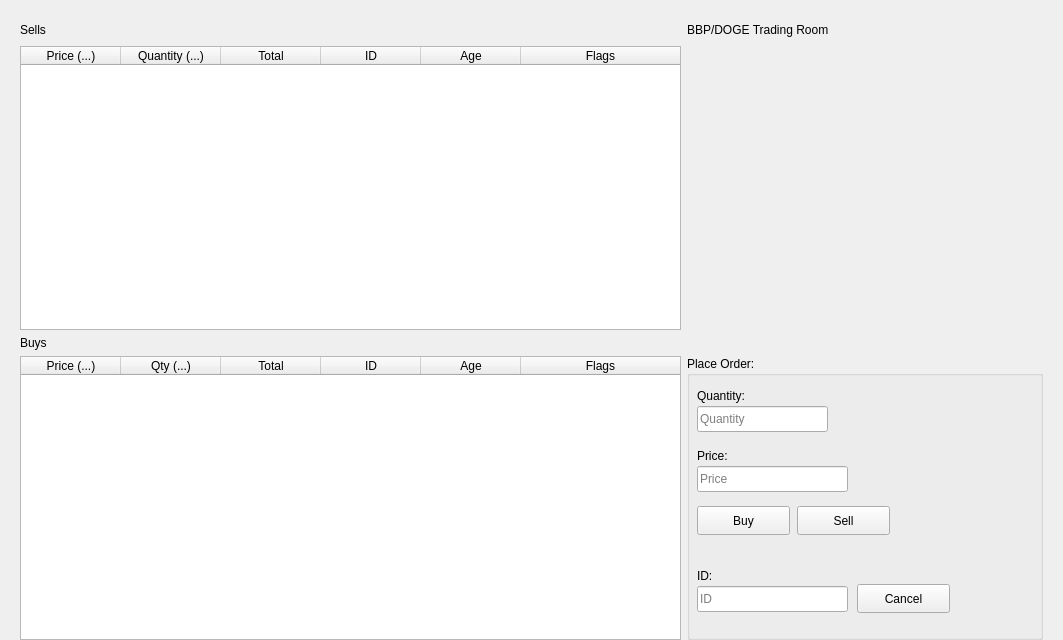
biblepay/biblepay, file src/qt/forms/exchange.ui: the form before one commit.
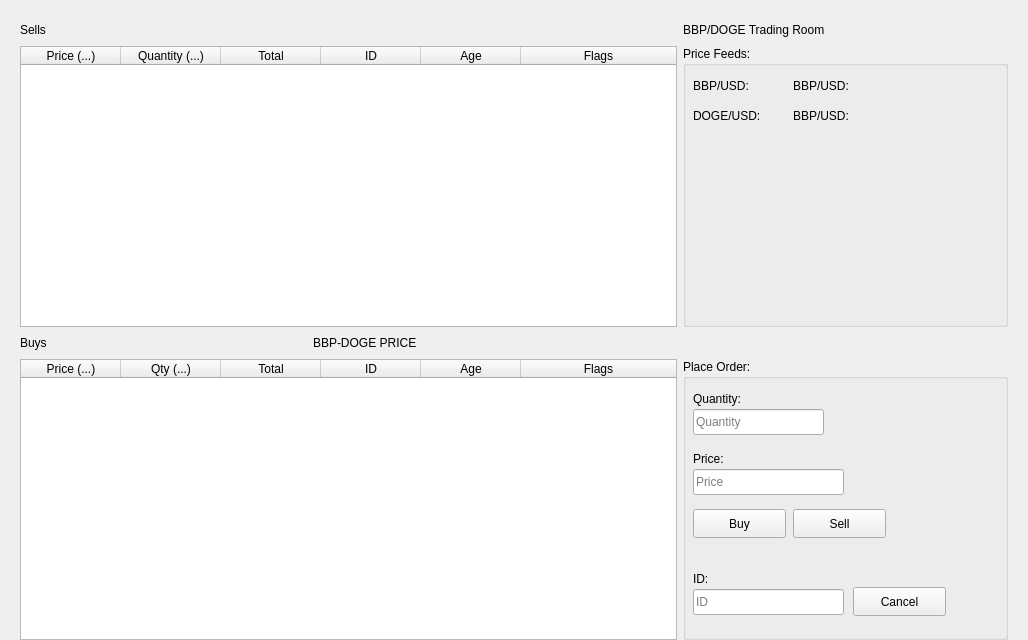
The form after the commit.

```diff
--- a/src/qt/forms/exchange.ui
+++ b/src/qt/forms/exchange.ui
@@ -6,7 +6,7 @@
    <rect>
     <x>0</x>
     <y>0</y>
-    <width>1063</width>
+    <width>1028</width>
     <height>640</height>
    </rect>
   </property>
@@ -46,53 +46,6 @@
      </item>
      <item>
       <layout class="QGridLayout" name="gridLayout_3">
-       <item row="0" column="0">
-        <layout class="QHBoxLayout" name="horizontalLayout_4">
-         <property name="bottomMargin">
-          <number>0</number>
-         </property>
-         <item>
-          <widget class="QLabel" name="lblSellBanner">
-           <property name="text">
-            <string>Sells</string>
-           </property>
-          </widget>
-         </item>
-         <item>
-          <spacer name="horizontalSpacer_4">
-           <property name="orientation">
-            <enum>Qt::Orientation::Horizontal</enum>
-           </property>
-           <property name="sizeHint" stdset="0">
-            <size>
-             <width>10</width>
-             <height>20</height>
-            </size>
-           </property>
-          </spacer>
-         </item>
-        </layout>
-       </item>
-       <item row="0" column="1">
-        <widget class="QLabel" name="lblRoomNameRight">
-         <property name="text">
-          <string>BBP/DOGE Trading Room</string>
-         </property>
-        </widget>
-       </item>
-       <item row="5" column="0" colspan="2">
-        <widget class="QLabel" name="lblBuyBanner">
-         <property name="sizePolicy">
-          <sizepolicy hsizetype="Preferred" vsizetype="Preferred">
-           <horstretch>0</horstretch>
-           <verstretch>0</verstretch>
-          </sizepolicy>
-         </property>
-         <property name="text">
-          <string>Buys</string>
-         </property>
-        </widget>
-       </item>
        <item row="9" column="1">
         <widget class="QGroupBox" name="groupBox">
          <property name="sizePolicy">
@@ -232,111 +185,7 @@
          </widget>
         </widget>
        </item>
-       <item row="1" column="0">
-        <widget class="QTableWidget" name="tableSell">
-         <property name="editTriggers">
-          <set>QAbstractItemView::EditTrigger::NoEditTriggers</set>
-         </property>
-         <property name="alternatingRowColors">
-          <bool>true</bool>
-         </property>
-         <property name="selectionMode">
-          <enum>QAbstractItemView::SelectionMode::SingleSelection</enum>
-         </property>
-         <property name="selectionBehavior">
-          <enum>QAbstractItemView::SelectionBehavior::SelectRows</enum>
-         </property>
-         <property name="sortingEnabled">
-          <bool>true</bool>
-         </property>
-         <attribute name="horizontalHeaderStretchLastSection">
-          <bool>true</bool>
-         </attribute>
-         <column>
-          <property name="text">
-           <string>Price (...)</string>
-          </property>
-         </column>
-         <column>
-          <property name="text">
-           <string>Quantity (...)</string>
-          </property>
-         </column>
-         <column>
-          <property name="text">
-           <string>Total</string>
-          </property>
-         </column>
-         <column>
-          <property name="text">
-           <string>ID</string>
-          </property>
-         </column>
-         <column>
-          <property name="text">
-           <string>Age</string>
-          </property>
-         </column>
-         <column>
-          <property name="text">
-           <string>Flags</string>
-          </property>
-         </column>
-        </widget>
-       </item>
-       <item row="9" column="0">
-        <widget class="QTableWidget" name="tableBuy">
-         <property name="editTriggers">
-          <set>QAbstractItemView::EditTrigger::NoEditTriggers</set>
-         </property>
-         <property name="alternatingRowColors">
-          <bool>true</bool>
-         </property>
-         <property name="selectionMode">
-          <enum>QAbstractItemView::SelectionMode::SingleSelection</enum>
-         </property>
-         <property name="selectionBehavior">
-          <enum>QAbstractItemView::SelectionBehavior::SelectRows</enum>
-         </property>
-         <property name="sortingEnabled">
-          <bool>true</bool>
-         </property>
-         <attribute name="horizontalHeaderStretchLastSection">
-          <bool>true</bool>
-         </attribute>
-         <column>
-          <property name="text">
-           <string>Price (...)</string>
-          </property>
-         </column>
-         <column>
-          <property name="text">
-           <string>Qty (...)</string>
-          </property>
-         </column>
-         <column>
-          <property name="text">
-           <string>Total</string>
-          </property>
-         </column>
-         <column>
-          <property name="text">
-           <string>ID</string>
-          </property>
-         </column>
-         <column>
-          <property name="text">
-           <string>Age</string>
-          </property>
-         </column>
-         <column>
-          <property name="text">
-           <string>Flags</string>
-          </property>
-         </column>
-        </widget>
-       </item>
-       <item row="1" column="1">
+       <item row="5" column="1">
         <spacer name="horizontalSpacer">
          <property name="orientation">
           <enum>Qt::Orientation::Horizontal</enum>
@@ -346,12 +195,280 @@
          </property>
          <property name="sizeHint" stdset="0">
           <size>
-           <width>356</width>
+           <width>325</width>
            <height>20</height>
           </size>
          </property>
         </spacer>
        </item>
+       <item row="1" column="1">
+        <widget class="QGroupBox" name="groupBox">
+         <property name="sizePolicy">
+          <sizepolicy hsizetype="Preferred" vsizetype="Preferred">
+           <horstretch>0</horstretch>
+           <verstretch>0</verstretch>
+          </sizepolicy>
+         </property>
+         <property name="title">
+          <string>Price Feeds:</string>
+         </property>
+         <widget class="QLabel" name="label">
+          <property name="geometry">
+           <rect>
+            <x>10</x>
+            <y>30</y>
+            <width>81</width>
+            <height>20</height>
+           </rect>
+          </property>
+          <property name="text">
+           <string>BBP/USD:</string>
+          </property>
+         </widget>
+         <widget class="QLabel" name="label_2">
+          <property name="geometry">
+           <rect>
+            <x>10</x>
+            <y>60</y>
+            <width>81</width>
+            <height>20</height>
+           </rect>
+          </property>
+          <property name="text">
+           <string>DOGE/USD:</string>
+          </property>
+         </widget>
+         <widget class="QLabel" name="lblBBPUSD">
+          <property name="geometry">
+           <rect>
+            <x>110</x>
+            <y>30</y>
+            <width>211</width>
+            <height>20</height>
+           </rect>
+          </property>
+          <property name="sizePolicy">
+           <sizepolicy hsizetype="Preferred" vsizetype="Preferred">
+            <horstretch>0</horstretch>
+            <verstretch>0</verstretch>
+           </sizepolicy>
+          </property>
+          <property name="minimumSize">
+           <size>
+            <width>188</width>
+            <height>0</height>
+           </size>
+          </property>
+          <property name="text">
+           <string>BBP/USD:</string>
+          </property>
+         </widget>
+         <widget class="QLabel" name="lblDOGEUSD">
+          <property name="geometry">
+           <rect>
+            <x>110</x>
+            <y>60</y>
+            <width>201</width>
+            <height>20</height>
+           </rect>
+          </property>
+          <property name="minimumSize">
+           <size>
+            <width>188</width>
+            <height>0</height>
+           </size>
+          </property>
+          <property name="text">
+           <string>BBP/USD:</string>
+          </property>
+         </widget>
+        </widget>
+       </item>
+       <item row="5" column="0">
+        <layout class="QHBoxLayout" name="horizontalLayout_4">
+         <property name="bottomMargin">
+          <number>0</number>
+         </property>
+         <item>
+          <widget class="QLabel" name="lblBuyBanner">
+           <property name="text">
+            <string>Buys</string>
+           </property>
+          </widget>
+         </item>
+         <item>
+          <spacer name="horizontalSpacer_4">
+           <property name="orientation">
+            <enum>Qt::Orientation::Horizontal</enum>
+           </property>
+           <property name="sizeHint" stdset="0">
+            <size>
+             <width>10</width>
+             <height>20</height>
+            </size>
+           </property>
+          </spacer>
+         </item>
+         <item>
+          <widget class="QLabel" name="lblBBPDOGEPrice">
+           <property name="text">
+            <string>BBP-DOGE PRICE</string>
+           </property>
+          </widget>
+         </item>
+         <item>
+          <spacer name="horizontalSpacer_4">
+           <property name="orientation">
+            <enum>Qt::Orientation::Horizontal</enum>
+           </property>
+           <property name="sizeHint" stdset="0">
+            <size>
+             <width>10</width>
+             <height>20</height>
+            </size>
+           </property>
+          </spacer>
+         </item>
+        </layout>
+       </item>
+       <item row="9" column="0">
+        <widget class="QTableWidget" name="tableBuy">
+         <property name="editTriggers">
+          <set>QAbstractItemView::EditTrigger::NoEditTriggers</set>
+         </property>
+         <property name="alternatingRowColors">
+          <bool>true</bool>
+         </property>
+         <property name="selectionMode">
+          <enum>QAbstractItemView::SelectionMode::SingleSelection</enum>
+         </property>
+         <property name="selectionBehavior">
+          <enum>QAbstractItemView::SelectionBehavior::SelectRows</enum>
+         </property>
+         <property name="sortingEnabled">
+          <bool>true</bool>
+         </property>
+         <attribute name="horizontalHeaderStretchLastSection">
+          <bool>true</bool>
+         </attribute>
+         <column>
+          <property name="text">
+           <string>Price (...)</string>
+          </property>
+         </column>
+         <column>
+          <property name="text">
+           <string>Qty (...)</string>
+          </property>
+         </column>
+         <column>
+          <property name="text">
+           <string>Total</string>
+          </property>
+         </column>
+         <column>
+          <property name="text">
+           <string>ID</string>
+          </property>
+         </column>
+         <column>
+          <property name="text">
+           <string>Age</string>
+          </property>
+         </column>
+         <column>
+          <property name="text">
+           <string>Flags</string>
+          </property>
+         </column>
+        </widget>
+       </item>
+       <item row="0" column="1">
+        <widget class="QLabel" name="lblRoomNameRight">
+         <property name="text">
+          <string>BBP/DOGE Trading Room</string>
+         </property>
+        </widget>
+       </item>
+       <item row="1" column="0">
+        <widget class="QTableWidget" name="tableSell">
+         <property name="editTriggers">
+          <set>QAbstractItemView::EditTrigger::NoEditTriggers</set>
+         </property>
+         <property name="alternatingRowColors">
+          <bool>true</bool>
+         </property>
+         <property name="selectionMode">
+          <enum>QAbstractItemView::SelectionMode::SingleSelection</enum>
+         </property>
+         <property name="selectionBehavior">
+          <enum>QAbstractItemView::SelectionBehavior::SelectRows</enum>
+         </property>
+         <property name="sortingEnabled">
+          <bool>true</bool>
+         </property>
+         <attribute name="horizontalHeaderStretchLastSection">
+          <bool>true</bool>
+         </attribute>
+         <column>
+          <property name="text">
+           <string>Price (...)</string>
+          </property>
+         </column>
+         <column>
+          <property name="text">
+           <string>Quantity (...)</string>
+          </property>
+         </column>
+         <column>
+          <property name="text">
+           <string>Total</string>
+          </property>
+         </column>
+         <column>
+          <property name="text">
+           <string>ID</string>
+          </property>
+         </column>
+         <column>
+          <property name="text">
+           <string>Age</string>
+          </property>
+         </column>
+         <column>
+          <property name="text">
+           <string>Flags</string>
+          </property>
+         </column>
+        </widget>
+       </item>
+       <item row="0" column="0">
+        <layout class="QHBoxLayout" name="horizontalLayout_4">
+         <property name="bottomMargin">
+          <number>0</number>
+         </property>
+         <item>
+          <widget class="QLabel" name="lblSellBanner">
+           <property name="text">
+            <string>Sells</string>
+           </property>
+          </widget>
+         </item>
+         <item>
+          <spacer name="horizontalSpacer_4">
+           <property name="orientation">
+            <enum>Qt::Orientation::Horizontal</enum>
+           </property>
+           <property name="sizeHint" stdset="0">
+            <size>
+             <width>10</width>
+             <height>20</height>
+            </size>
+           </property>
+          </spacer>
+         </item>
+        </layout>
+       </item>
       </layout>
      </item>
     </layout>
```
